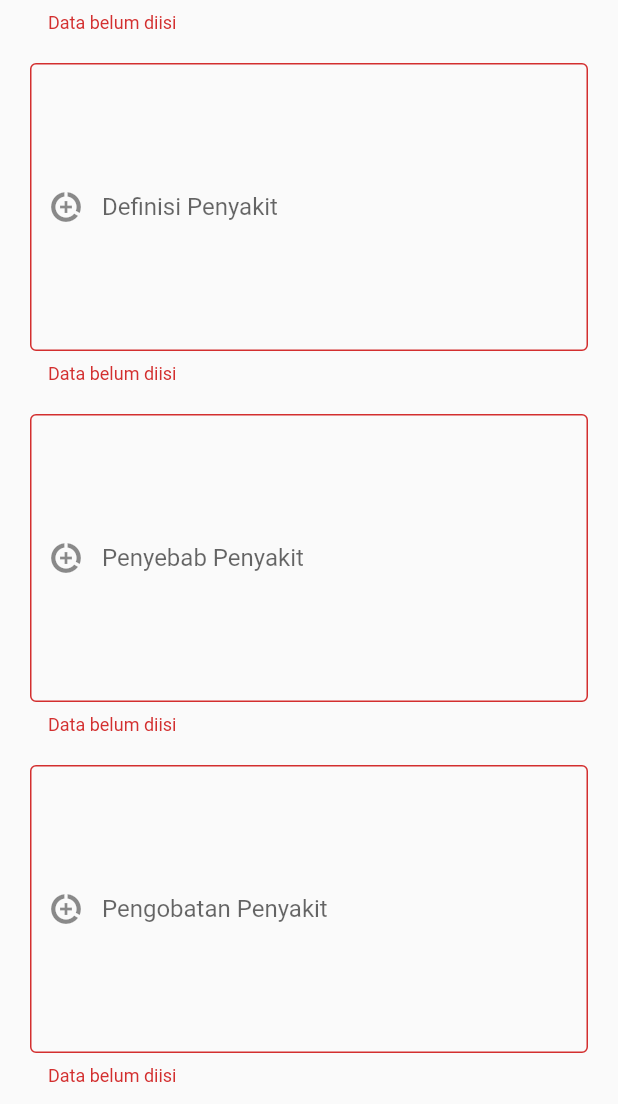
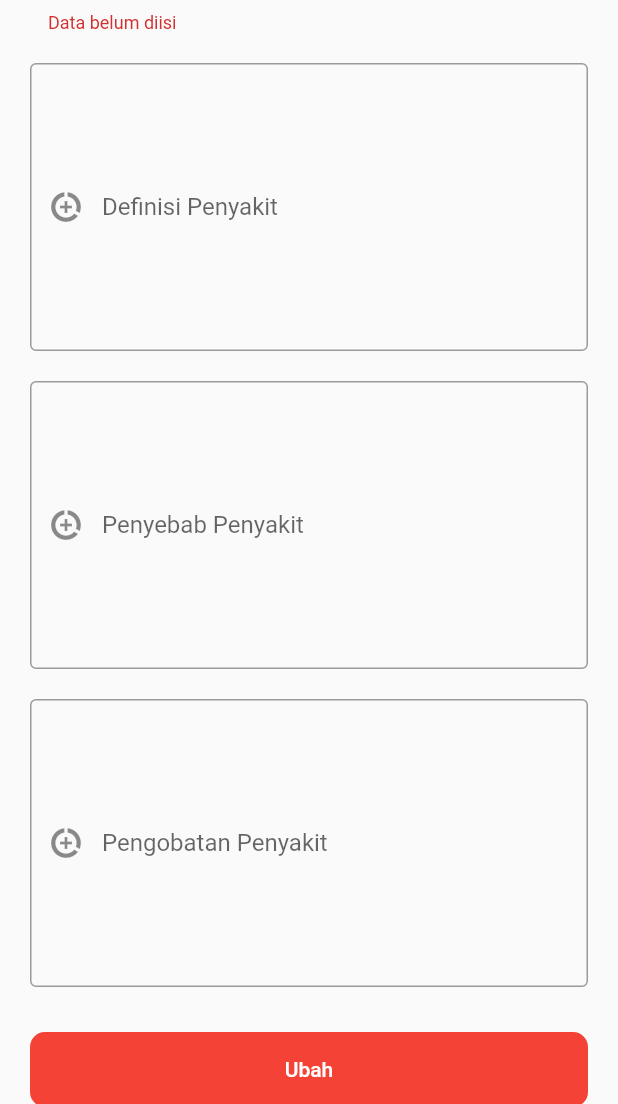
Before and after one commit to nevintrian/ispa_app, a Flutter app: the DiseaseEdit screen opened directly with empty values, scrolled down 57 dp, after a tap on "Ubah", on a phone screen of 412 x 824 dp, the part 132-1236 px from its top. Run offline on Flutter 3.47's test engine with Material 2 defaults, Android fonts, the phone set to English and light mode, and no system bars; drawn by our look-alikes of modal_progress_hud_nsn; our stand-ins replace fluttertoast, shared_preferences; accounts and stored records are empty; network calls fail.

Commit message:
perbaikan update penyakit

```diff
--- a/lib/models/disease_model.dart
+++ b/lib/models/disease_model.dart
@@ -35,7 +35,7 @@ class DiseaseModel {
       Uri.parse("${ApiUrl.url}$url/$id"),
       body: {
         'name': name,
-        'definiton': definition,
+        'definition': definition,
         'cause': cause,
         'therapy': therapy
       },
--- a/lib/pages/admin/diseases/disease_create.dart
+++ b/lib/pages/admin/diseases/disease_create.dart
@@ -71,12 +71,6 @@ class DiseaseCreateState extends State<DiseaseCreate> {
                                 border: OutlineInputBorder(),
                                 labelText: 'Definisi Penyakit',
                                 hintText: 'Masukkan Definisi Penyakit'),
-                            validator: (value) {
-                              if (value == null || value.isEmpty) {
-                                return 'Data belum diisi';
-                              }
-                              return null;
-                            },
                           ),
                         ),
                         Padding(
@@ -89,12 +83,6 @@ class DiseaseCreateState extends State<DiseaseCreate> {
                                 border: OutlineInputBorder(),
                                 labelText: 'Penyebab Penyakit',
                                 hintText: 'Masukkan Penyebab Penyakit'),
-                            validator: (value) {
-                              if (value == null || value.isEmpty) {
-                                return 'Data belum diisi';
-                              }
-                              return null;
-                            },
                           ),
                         ),
                         Padding(
@@ -107,12 +95,6 @@ class DiseaseCreateState extends State<DiseaseCreate> {
                                 border: OutlineInputBorder(),
                                 labelText: 'Pengobatan Penyakit',
                                 hintText: 'Masukkan Pengobatan Penyakit'),
-                            validator: (value) {
-                              if (value == null || value.isEmpty) {
-                                return 'Data belum diisi';
-                              }
-                              return null;
-                            },
                           ),
                         ),
                         const SizedBox(
--- a/lib/pages/admin/diseases/disease_edit.dart
+++ b/lib/pages/admin/diseases/disease_edit.dart
@@ -142,12 +142,6 @@ class DiseaseEditState extends State<DiseaseEdit> {
                                 border: OutlineInputBorder(),
                                 labelText: 'Definisi Penyakit',
                                 hintText: 'Masukkan Definisi Penyakit'),
-                            validator: (value) {
-                              if (value == null || value.isEmpty) {
-                                return 'Data belum diisi';
-                              }
-                              return null;
-                            },
                           ),
                         ),
                         Padding(
@@ -160,12 +154,6 @@ class DiseaseEditState extends State<DiseaseEdit> {
                                 border: OutlineInputBorder(),
                                 labelText: 'Penyebab Penyakit',
                                 hintText: 'Masukkan Penyebab Penyakit'),
-                            validator: (value) {
-                              if (value == null || value.isEmpty) {
-                                return 'Data belum diisi';
-                              }
-                              return null;
-                            },
                           ),
                         ),
                         Padding(
@@ -178,12 +166,6 @@ class DiseaseEditState extends State<DiseaseEdit> {
                                 border: OutlineInputBorder(),
                                 labelText: 'Pengobatan Penyakit',
                                 hintText: 'Masukkan Pengobatan Penyakit'),
-                            validator: (value) {
-                              if (value == null || value.isEmpty) {
-                                return 'Data belum diisi';
-                              }
-                              return null;
-                            },
                           ),
                         ),
                         const SizedBox(
```
Also changed, not shown: lib/pages/admin/diseases/disease_view.dart (+9 -4 lines).
